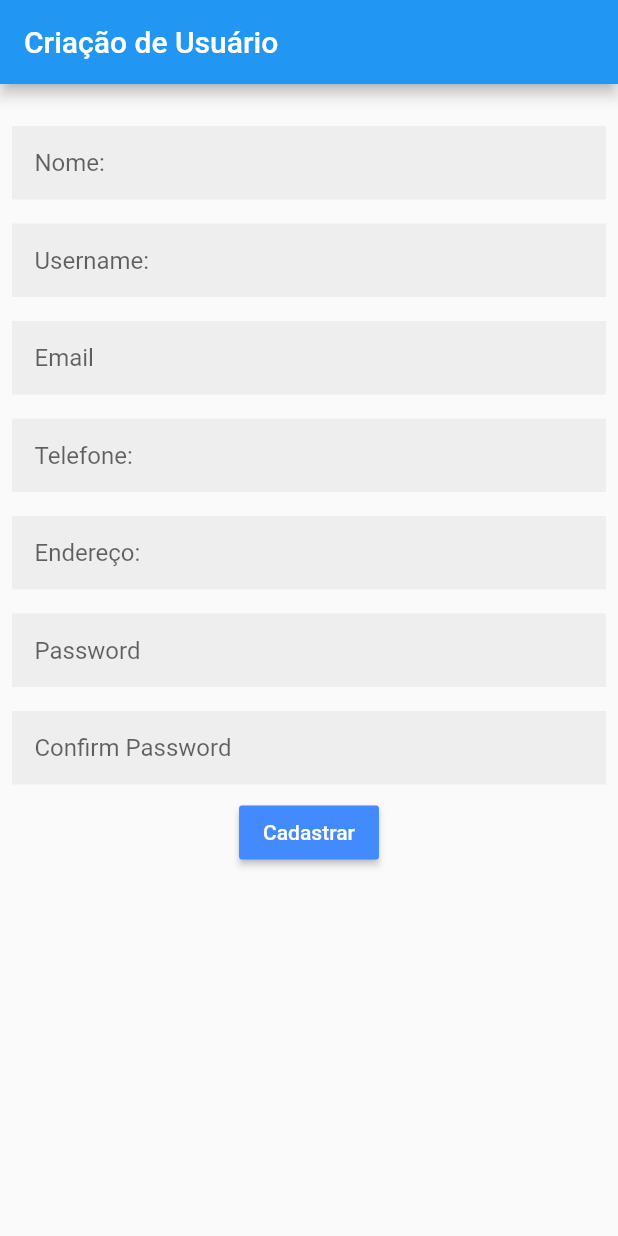
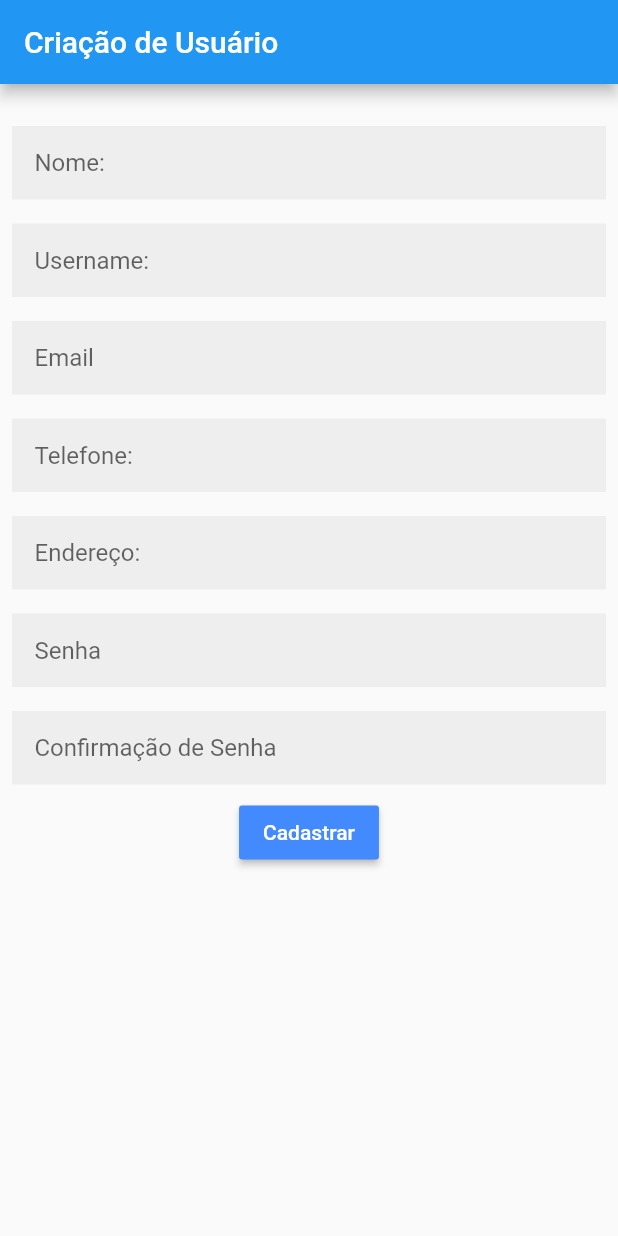
Before and after one commit to ViniGit/prog4-mobile, a Flutter app: the screen it shows after launch, after a tap on "+ Novo Usuário", on a phone screen of 412 x 824 dp. Run offline on Flutter 3.47's test engine with Material 2 defaults, Android fonts, the phone set to English and light mode, and no system bars; our stand-ins replace dio, validators; network calls fail.

```diff
--- a/lib/create_category.dart
+++ b/lib/CreateUser.dart
@@ -1,7 +1,8 @@
 import 'package:flutter/material.dart';
 import 'package:validators/validators.dart' as validator;
-import 'model.dart';
-import 'result.dart';
+import 'UserModel.dart';
+import 'main.dart';
+import 'package:flutter_application_1/DioService.dart';
 
 class CreateUser extends StatelessWidget {
   @override
@@ -24,7 +25,8 @@ class TestForm extends StatefulWidget {
 
 class _TestFormState extends State<TestForm> {
   final _formKey = GlobalKey<FormState>();
-  Model model = Model();
+  UserModel model = UserModel();
+  final DioServer _dioServer = DioServer();
 
   @override
   Widget build(BuildContext context) {
@@ -57,7 +59,7 @@ class _TestFormState extends State<TestForm> {
                   return null;
                 },
                 onSaved: (String value) {
-                  model.userName = value;
+                  model.username = value;
                 },
               ),
               MyTextFormField(
@@ -69,7 +71,7 @@ class _TestFormState extends State<TestForm> {
                   return null;
                 },
                 onSaved: (String value) {
-                  model.email = value;
+                  model.mail = value;
                 },
               ),
               MyTextFormField(
@@ -96,9 +98,8 @@ class _TestFormState extends State<TestForm> {
                   model.address = value;
                 },
               ),
-
               MyTextFormField(
-                hintText: 'Password',
+                hintText: 'Senha',
                 isPassword: true,
                 validator: (String value) {
                   if (value.length < 7) {
@@ -113,9 +114,8 @@ class _TestFormState extends State<TestForm> {
                   model.password = value;
                 },
               ),
-
               MyTextFormField(
-                hintText: 'Confirm Password',
+                hintText: 'Confirmação de Senha',
                 isPassword: true,
                 validator: (String value) {
                   if (value.length < 7) {
@@ -130,56 +130,39 @@ class _TestFormState extends State<TestForm> {
                   return null;
                 },
               ),
-              // Container(
-              //   alignment: Alignment.topCenter,
-              //   child: Row(
-              //     crossAxisAlignment: CrossAxisAlignment.end,
-              //     children: <Widget>[
-              //       Container(
-              //         alignment: Alignment.topRight,
-              //         width: halfMediaWidth,
-              //         child: MyTextFormField(
-              //           hintText: 'First Name',
-              //           validator: (String value) {
-              //             if (value.isEmpty) {
-              //               return 'Enter your first name';
-              //             }
-              //             return null;
-              //           },
-              //           onSaved: (String value) {
-              //             model.firstName = value;
-              //           },
-              //         ),
-              //       ),
-              //       Container(
-              //         alignment: Alignment.topLeft,
-              //         width: halfMediaWidth,
-              //         child: MyTextFormField(
-              //           hintText: 'Last Name',
-              //           validator: (String value) {
-              //             if (value.isEmpty) {
-              //               return 'Enter your last name';
-              //             }
-              //             return null;
-              //           },
-              //           onSaved: (String value) {
-              //             model.lastName = value;
-              //           },
-              //         ),
-              //       )
-              //     ],
-              //   ),
-              // ),
               RaisedButton(
                 color: Colors.blueAccent,
                 onPressed: () {
                   if (_formKey.currentState.validate()) {
                     _formKey.currentState.save();
 
-                    Navigator.push(
-                        context,
-                        MaterialPageRoute(
-                            builder: (context) => Result(model: this.model)));
+                    Future<bool> result = _dioServer.createUser(model);
+
+                    // set up the button
+                    Widget okButton = FlatButton(
+                      child: Text("OK"),
+                      onPressed: () {},
+                    );
+
+                    // set up the AlertDialog
+                    AlertDialog alert = AlertDialog(
+                      title: Text(""),
+                      content: Text("Usuário Cadastrado!"),
+                      actions: [
+                        okButton,
+                      ],
+                    );
+
+                    // show the dialog
+                    showDialog(
+                      context: context,
+                      builder: (BuildContext context) {
+                        return alert;
+                      },
+                    );
+
+                    Navigator.push(context,
+                        MaterialPageRoute(builder: (context) => MyApp()));
                   }
                 },
                 child: Text(
--- /dev/null
+++ b/lib/DioService.dart
@@ -0,0 +1,44 @@
+import 'package:dio/dio.dart';
+import 'package:flutter/material.dart';
+// import 'package:http/http.dart' as http;
+import 'package:validators/validators.dart' as validator;
+import 'dart:convert';
+import 'UserModel.dart';
+import 'CreateUser.dart';
+
+class DioServer {
+  var users = new List<UserModel>();
+
+  Dio dio = new Dio();
+
+  Future<List<UserModel>> getUsers() async {
+    try {
+      var response =
+          await dio.get("http://192.168.1.108:8080/Stock-Management/users?q=");
+      print(response.data.toString());
+      final jsonMap = jsonDecode(response.data); //passando json para string
+      print(jsonMap);
+      users =
+          (jsonMap as List).map((item) => UserModel.fromJson(item)).toList();
+      return users; //retornando lista de usuários
+    } on DioError catch (e) {
+      throw (e.message);
+    }
+  }
+
+  Future<bool> createUser(UserModel model) async {
+    try {
+      var response = await dio.post(
+          "http://192.168.1.108:8080/Stock-Management/users",
+          data: model.toJson());
+
+      if (response.statusCode == 200) {
+        return true;
+      } else {
+        return false;
+      }
+    } on DioError catch (e) {
+      throw (e.message);
+    }
+  }
+}
--- /dev/null
+++ b/lib/UserModel.dart
@@ -0,0 +1,40 @@
+class UserModel {
+  int id;
+  String name;
+  String username;
+  String mail;
+  String phone;
+  String address;
+  String password;
+
+  UserModel(
+      {this.id,
+      this.name,
+      this.username,
+      this.mail,
+      this.password,
+      this.phone,
+      this.address});
+
+  UserModel.fromJson(Map<String, dynamic> json) {
+    id = json['id'];
+    name = json['name'];
+    username = json['username'];
+    mail = json['mail'];
+    password = json['password'];
+    phone = json['phone'];
+    address = json['address'];
+  }
+
+  Map<String, dynamic> toJson() {
+    final Map<String, dynamic> data = new Map<String, dynamic>();
+    data['id'] = this.id;
+    data['name'] = this.name;
+    data['username'] = this.username;
+    data['mail'] = this.mail;
+    data['password'] = this.password;
+    data['phone'] = this.phone;
+    data['address'] = this.address;
+    return data;
+  }
+}
--- a/lib/main.dart
+++ b/lib/main.dart
@@ -1,31 +1,136 @@
+import 'package:dio/dio.dart';
 import 'package:flutter/material.dart';
+import 'package:flutter_application_1/DioService.dart';
+// import 'package:http/http.dart' as http;
 import 'package:validators/validators.dart' as validator;
-import 'model.dart';
-import 'result.dart';
-import 'create_category.dart';
+import 'dart:convert';
+import 'UserModel.dart';
+import 'CreateUser.dart';
 
 void main() => runApp(MyApp());
 
 class MyApp extends StatelessWidget {
   @override
   Widget build(BuildContext context) {
-    return MaterialApp(
-      home: Scaffold(
+    return new MaterialApp(home: new HomeScreen());
+  }
+}
+
+class HomeScreen extends StatelessWidget {
+  final DioServer _dioServer = DioServer();
+  @override
+  Widget build(BuildContext context) {
+    return new Scaffold(
         appBar: AppBar(
           title: Text('Home'),
         ),
-        body: SingleChildScrollView(child: TestForm()),
-      ),
-    );
+        body: Container(
+            padding: EdgeInsets.all(20),
+            child: Column(
+              children: <Widget>[
+                Row(
+                  mainAxisAlignment: MainAxisAlignment.center,
+                  children: [
+                    RaisedButton(
+                      color: Colors.blueAccent,
+                      onPressed: () {
+                        Navigator.push(
+                            context,
+                            MaterialPageRoute(
+                                builder: (context) => CreateUser()));
+                      },
+                      child: Text(
+                        '+ Novo Usuário',
+                        style: TextStyle(
+                          color: Colors.white,
+                        ),
+                      ),
+                    ),
+                  ],
+                ),
+                Container(
+                  child: FutureBuilder(
+                      future: _dioServer.getUsers(),
+                      builder: (context, snapshot) {
+                        if (snapshot.hasData) {
+                          List<UserModel> user = snapshot.data;
+                          return Expanded(
+                              child: ListView(
+                            children: user
+                                .map((UserModel user) => Card(
+                                      child: ListTile(
+                                        trailing: Icon(Icons.account_box),
+                                        title: Text("Nome: " + user.name),
+                                        subtitle: Column(
+                                          mainAxisAlignment:
+                                              MainAxisAlignment.start,
+                                          crossAxisAlignment:
+                                              CrossAxisAlignment.start,
+                                          children: [
+                                            Text("E-mail: " + user.mail),
+                                            Text("Telefone: " + user.phone),
+                                            Text("Nome de usuário: " +
+                                                user.username),
+                                            Text("Endereço: " + user.address),
+                                          ],
+                                        ),
+                                      ),
+                                    ))
+                                .toList(),
+                          ));
+                        } else {
+                          return Center(
+                            child: CircularProgressIndicator(),
+                          );
+                        }
+                      }),
+                ),
+              ],
+            )));
   }
 }
 
-class TestForm extends StatefulWidget {
+class ListUser extends StatefulWidget {
   @override
-  _TestFormState createState() => _TestFormState();
+  _ListUserState createState() => _ListUserState();
 }
 
-class _TestFormState extends State<TestForm> {
+class _ListUserState extends State<ListUser> {
+  // var users = new List<UserModel>();
+
+  // Future<UserModel> fetchUsers() async {
+  //   final response =
+  //       await http.get(Uri.http('localhost:8080', '/Stock-Management/'));
+
+  //   if (response.statusCode == 200) {
+  //     // return UserModel.fromJson(jsonDecode(response.body));
+  //     print(response.body);
+  //   } else {
+  //     throw Exception('Failed to load User');
+  //   }
+  // }
+  // Dio dio = new Dio();
+
+  // Future<List<UserModel>> getUsers() async {
+  //   try {
+  //     var response =
+  //         await dio.get("http://192.168.1.108:8080/Stock-Management/users?q=");
+  //     // print(response.data.toString());
+  //     final jsonMap = jsonDecode(response.data); //passando json para string
+  //     print(jsonMap);
+  //     // setState(() {
+  //     //   users =
+  //     //       (jsonMap as List).map((item) => UserModel.fromJson(item)).toList();
+  //     // }); //setstate users
+
+  //     users =
+  //         (jsonMap as List).map((item) => UserModel.fromJson(item)).toList();
+  //     return users; //retornando lista de usuários
+  //   } on DioError catch (e) {
+  //     throw (e.message);
+  //   }
+  // }
+
   final _formKey = GlobalKey<FormState>();
 
   @override
--- a/lib/model.dart
+++ /dev/null
@@ -1,24 +0,0 @@
-/**
- * Created by Mahmud Ahsan
- * https://github.com/mahmudahsan
- */
-import 'package:flutter/material.dart';
-
-class Model {
-  String name;
-  String userName;
-  String email;
-  String password;
-  String confirmPassword;
-  String phone;
-  String address;
-
-  Model(
-      {this.name,
-      this.userName,
-      this.email,
-      this.password,
-      this.confirmPassword,
-      this.phone,
-      this.address});
-}
--- a/lib/services/constrants.dart
+++ b/lib/services/constrants.dart
@@ -1 +1 @@
-const Base_URL = 'https://jsonplaceholder.typicode.com/';
+const Base_URL = 'http://localhost:8080/Stock-Management/';
--- a/pubspec.yaml
+++ b/pubspec.yaml
@@ -21,9 +21,11 @@ environment:
   sdk: ">=2.7.0 <3.0.0"
 
 dependencies:
+  dio: 3.0.9
+  # rxdart: ^0.22.1+1
   flutter:
     sdk: flutter
-  http: ^0.13.0
+  # http: ^0.13.0
 
 
 
```
Also changed, not shown: lib/result.dart (deleted, +0 -33 lines), pubspec.lock, 1 other file.
